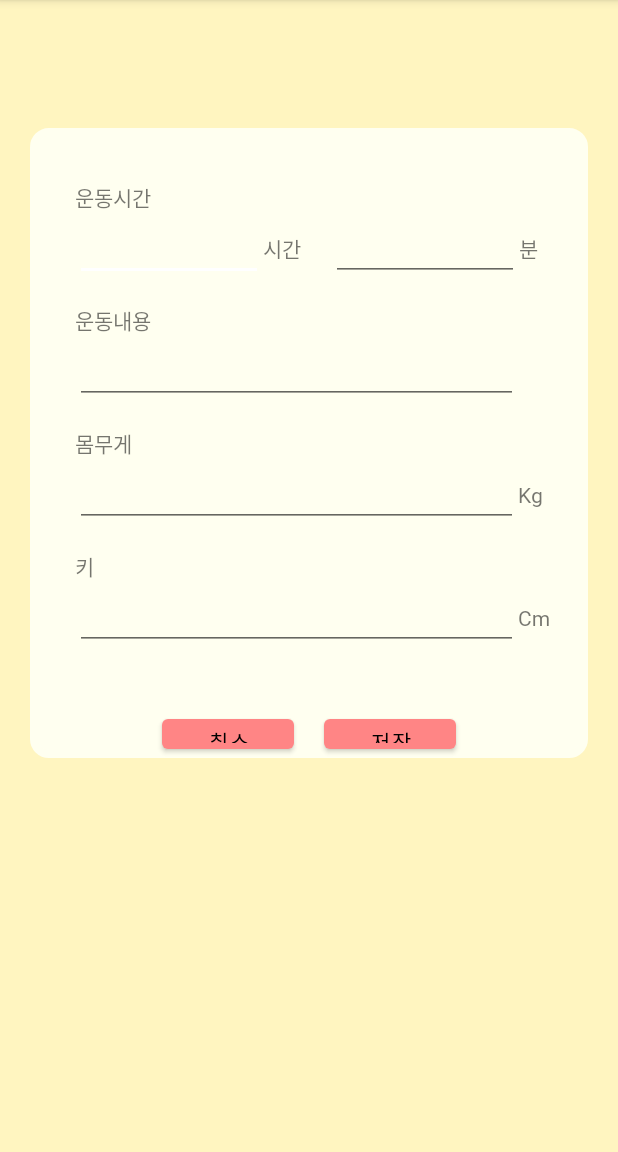
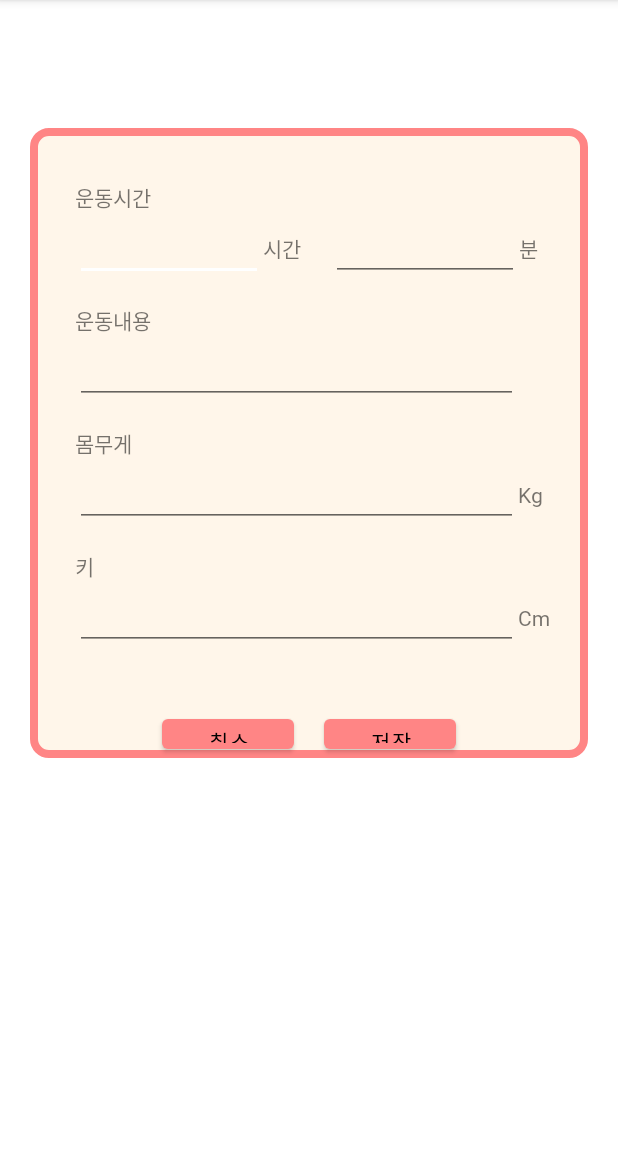
Before and after one commit to 5nam/HealthyPleasureApp, an Android app: the Calendar_infoActivity screen opened directly, with no data from a screen before it, on a phone screen of 412 x 824 dp, the part 84-1236 px from its top. Run offline under Robolectric (Android 15) with nearby library versions, the phone set to English and light mode, and no system bars.

Commit message:
7/29
1. 바텀 네비게이션 시도했으나 실패..

2. menu 만들어놓음
ㄴ 스톱워치 제외하고 메뉴 적용 완료

3. intent 할 때마다 finish 코드 추가하여, 뒤로가기로 이전 화면으로 돌아갈 수 없도록 구현

4. BMI 계산기, 스톱워치 모두 추가 완료

5. 달력 해당 날짜에 색이 안들어옴
ㄴ 수정 완료 (다인님)
ㄴ 어플리케이션 테마 색에 맞추어 변경

```diff
--- a/app/src/main/res/drawable/round_border.xml
+++ b/app/src/main/res/drawable/round_border.xml
@@ -1,7 +1,7 @@
 <?xml version="1.0" encoding="UTF-8"?>
 <shape xmlns:android="http://schemas.android.com/apk/res/android">
-    <solid android:color="#FFFFF0"/>
-    <stroke android:width="5dip" android:color="#FFFFF0" />
+    <solid android:color="#FFF6EA"/>
+    <stroke android:width="5dip" android:color="#FF8585" />
     <corners android:radius="10dip"/>
     <padding android:left="0dip" android:top="0dip" android:right="0dip" android:bottom="0dip" />
 </shape>
--- a/app/src/main/res/layout/activity_calendar_info.xml
+++ b/app/src/main/res/layout/activity_calendar_info.xml
@@ -4,17 +4,17 @@
     xmlns:tools="http://schemas.android.com/tools"
     android:layout_width="match_parent"
     android:layout_height="match_parent"
-    android:background="#FFF5C0"
+    android:background="#FFFFFF"
     android:orientation="vertical"
     tools:context=".Calendar_infoActivity">
 
 
     <LinearLayout
-        android:layout_marginTop="85dp"
         android:layout_width="match_parent"
         android:layout_height="420dp"
+        android:layout_marginLeft="20dp"
+        android:layout_marginTop="85dp"
         android:layout_marginRight="20dp"
-        android:layout_marginLeft="20dp"
         android:background="@drawable/round_border"
         android:orientation="vertical">
 
@@ -22,9 +22,9 @@
             android:layout_width="match_parent"
             android:layout_height="wrap_content"
             android:layout_marginLeft="30dp"
+            android:layout_marginTop="35dp"
             android:layout_marginRight="20dp"
-        android:orientation="vertical"
-        android:layout_marginTop="35dp">
+            android:orientation="vertical">
 
             <TextView
                 android:layout_width="60sp"
@@ -47,11 +47,12 @@
                     android:inputType="number"
                     android:textAlignment="textEnd"
                     tools:ignore="SpeakableTextPresentCheck,TouchTargetSizeCheck" />
+
                 <TextView
                     android:layout_width="wrap_content"
                     android:layout_height="wrap_content"
+                    android:layout_marginRight="20dp"
                     android:fontFamily="@font/nanumsquareroundr"
-                android:layout_marginRight="20dp"
                     android:text="시간"></TextView>
 
                 <EditText
@@ -63,11 +64,12 @@
                     android:inputType="number"
                     android:textAlignment="textEnd"
                     tools:ignore="SpeakableTextPresentCheck,TouchTargetSizeCheck" />
+
                 <TextView
                     android:layout_width="wrap_content"
                     android:layout_height="wrap_content"
+                    android:layout_marginRight="10dp"
                     android:fontFamily="@font/nanumsquareroundr"
-                android:layout_marginRight="10dp"
                     android:text="분 "></TextView>
             </LinearLayout>
         </LinearLayout>
@@ -75,10 +77,10 @@
         <LinearLayout
             android:layout_width="match_parent"
             android:layout_height="wrap_content"
-        android:orientation="vertical"
             android:layout_marginLeft="30dp"
+            android:layout_marginTop="15dp"
             android:layout_marginRight="20dp"
-        android:layout_marginTop="15dp">
+            android:orientation="vertical">
 
             <TextView
                 android:layout_width="60sp"
@@ -99,10 +101,10 @@
         <LinearLayout
             android:layout_width="match_parent"
             android:layout_height="wrap_content"
-        android:orientation="vertical"
             android:layout_marginLeft="30dp"
+            android:layout_marginTop="15dp"
             android:layout_marginRight="20dp"
-        android:layout_marginTop="15dp">
+            android:orientation="vertical">
 
             <TextView
                 android:layout_width="60sp"
@@ -123,6 +125,7 @@
                     android:inputType="number"
                     android:textAlignment="textEnd"
                     tools:ignore="TouchTargetSizeCheck,SpeakableTextPresentCheck" />
+
                 <TextView
                     android:layout_width="60sp"
                     android:layout_height="wrap_content"
@@ -134,10 +137,10 @@
         <LinearLayout
             android:layout_width="match_parent"
             android:layout_height="wrap_content"
-        android:orientation="vertical"
             android:layout_marginLeft="30dp"
+            android:layout_marginTop="15dp"
             android:layout_marginRight="20dp"
-        android:layout_marginTop="15dp">
+            android:orientation="vertical">
 
             <TextView
                 android:layout_width="60sp"
@@ -158,6 +161,7 @@
                     android:inputType="number"
                     android:textAlignment="textEnd"
                     tools:ignore="TouchTargetSizeCheck,SpeakableTextPresentCheck" />
+
                 <TextView
                     android:layout_width="60sp"
                     android:layout_height="wrap_content"
@@ -167,10 +171,10 @@
         </LinearLayout>
 
         <LinearLayout
-        android:gravity="center"
             android:layout_width="match_parent"
             android:layout_height="wrap_content"
-        android:layout_marginTop="40dp">
+            android:layout_marginTop="40dp"
+            android:gravity="center">
 
             <Button
                 android:id="@+id/btnCancel"
@@ -197,29 +201,29 @@
                 android:layout_width="wrap_content"
                 android:layout_height="wrap_content"
                 android:layout_marginRight="20dp"
-            android:visibility="gone"
                 android:fontFamily="@font/nanumsquareroundb"
                 android:text="수정"
-            android:textColor="@color/black" />
+                android:textColor="@color/black"
+                android:visibility="gone" />
 
             <Button
                 android:id="@+id/btnList"
                 android:layout_width="wrap_content"
                 android:layout_height="wrap_content"
                 android:layout_marginRight="20dp"
-            android:visibility="gone"
                 android:fontFamily="@font/nanumsquareroundb"
                 android:text="목록"
-            android:textColor="@color/black" />
+                android:textColor="@color/black"
+                android:visibility="gone" />
 
             <Button
                 android:id="@+id/btnDelete"
                 android:layout_width="wrap_content"
                 android:layout_height="wrap_content"
-            android:visibility="gone"
                 android:fontFamily="@font/nanumsquareroundb"
                 android:text="삭제"
-            android:textColor="@color/black" />
+                android:textColor="@color/black"
+                android:visibility="gone" />
         </LinearLayout>
     </LinearLayout>
 
--- a/app/src/main/res/layout/activity_calendar_list.xml
+++ b/app/src/main/res/layout/activity_calendar_list.xml
@@ -4,7 +4,7 @@
     xmlns:tools="http://schemas.android.com/tools"
     android:layout_width="match_parent"
     android:layout_height="match_parent"
-    android:background="#FFF5C0"
+    android:background="#FFFFFF"
     android:orientation="vertical"
     tools:context=".Calendar_listActivity">
 
@@ -12,8 +12,8 @@
     <LinearLayout
         android:layout_width="match_parent"
         android:layout_height="wrap_content"
-        android:background="#FFF5C0"
         android:layout_marginTop="20dp"
+        android:background="#FFFFFF"
         android:orientation="horizontal">
 
         <ImageView
@@ -44,17 +44,17 @@
         android:layout_width="match_parent"
         android:layout_height="0dp"
         android:layout_marginLeft="35dp"
+        android:layout_marginTop="20dp"
         android:layout_marginRight="35dp"
-        android:layout_marginTop="20dp"
         android:layout_marginBottom="20dp"
-        android:background="#FFF5C0"
-        android:layout_weight="1">
+        android:layout_weight="1"
+        android:background="#FFFFFF">
+
         <LinearLayout
             android:id="@+id/layout"
             android:layout_width="match_parent"
             android:layout_height="match_parent"
-            android:orientation="vertical">
-        </LinearLayout>
+            android:orientation="vertical"></LinearLayout>
     </ScrollView>
 
     <LinearLayout
--- a/app/src/main/res/layout/activity_calendar_main.xml
+++ b/app/src/main/res/layout/activity_calendar_main.xml
@@ -4,7 +4,7 @@
     xmlns:tools="http://schemas.android.com/tools"
     android:layout_width="match_parent"
     android:layout_height="match_parent"
-    android:background="#FFF5C0"
+    android:background="#FFF6EA"
     tools:context=".Calendar_mainActivity">
 
 
@@ -12,12 +12,12 @@
         android:id="@+id/calendarView"
         android:layout_width="match_parent"
         android:layout_height="300dp"
+        android:layout_marginTop="120dp"
+        android:background="#FFF6EA"
+        android:focusedMonthDateColor="#FF8585"
         android:foregroundGravity="center"
-        android:layout_marginTop="120dp"
-        android:background="#FFF5C0"
         app:layout_constraintTop_toTopOf="parent"
         tools:ignore="MissingConstraints"
-        tools:layout_editor_absoluteX="0dp">
-    </CalendarView>
+        tools:layout_editor_absoluteX="0dp"></CalendarView>
 
 </androidx.constraintlayout.widget.ConstraintLayout>
```
Lines whose indentation alone changed are shown as unchanged.
